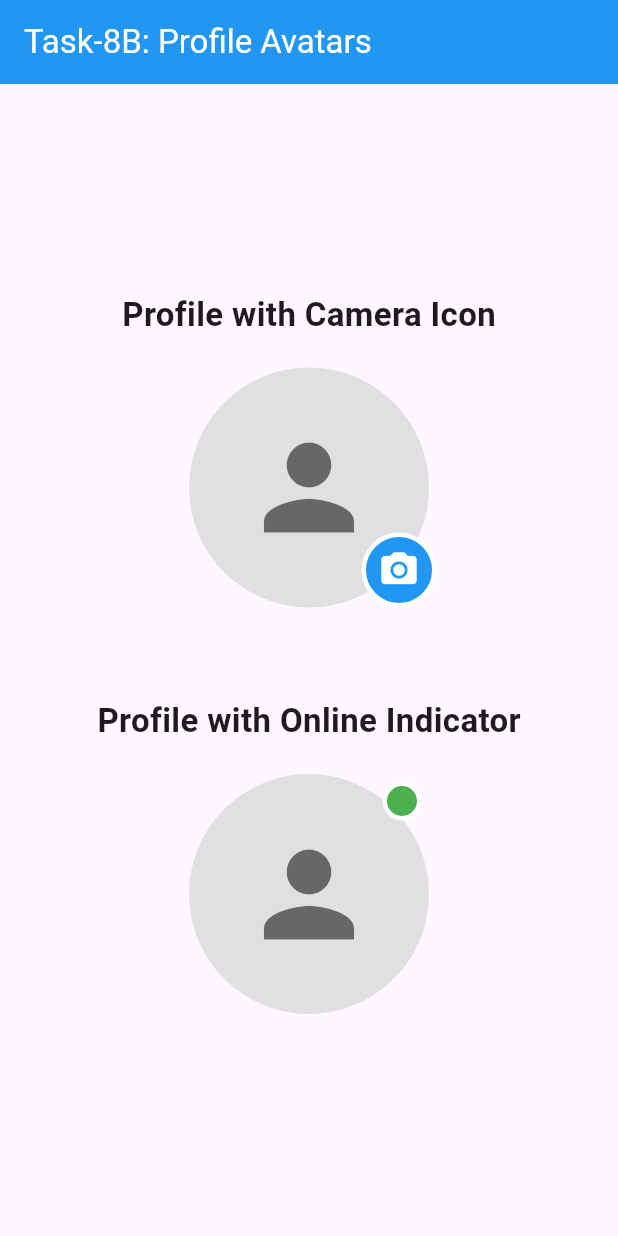
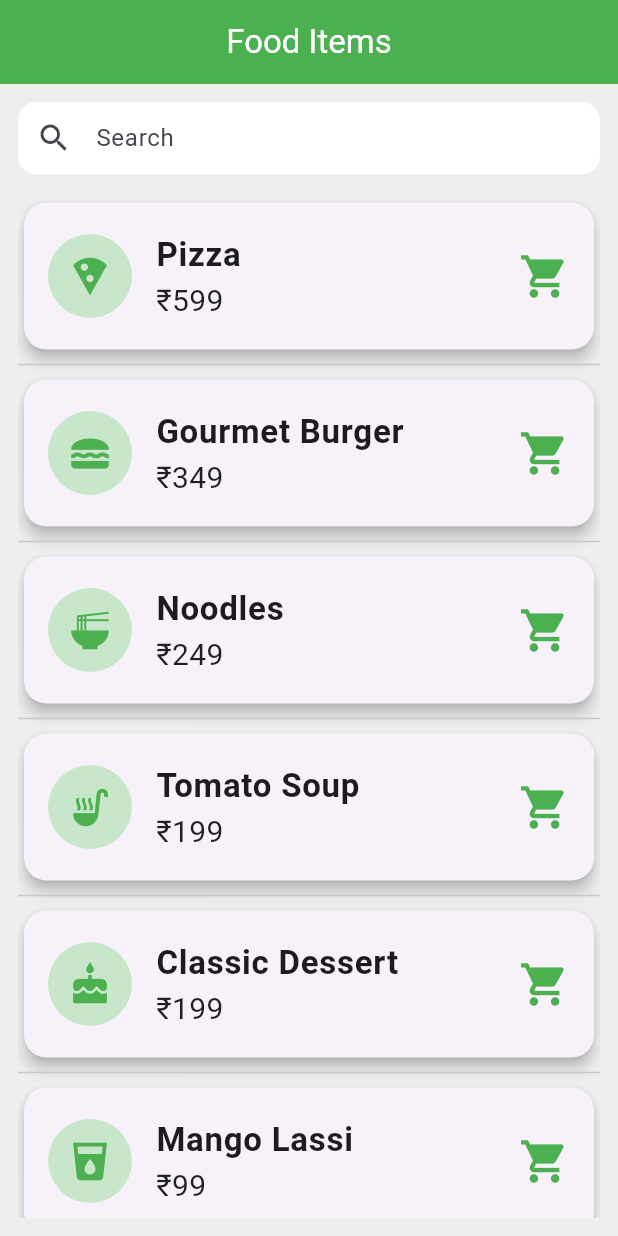
Before and after one commit to ansh-292/Hybrid-AI-App-Development-JOVAC, a Flutter app: the screen it shows after launch, on a phone screen of 412 x 824 dp. Run offline on Flutter 3.47's test engine with Material 3 defaults, Android fonts, the phone set to English and light mode, and no system bars.

Commit message:
Completed JOVAC Task 10 - Food Menu using ListView, Card and ListTile

```diff
--- a/lib/main.dart
+++ b/lib/main.dart
@@ -11,135 +11,148 @@ class MyApp extends StatelessWidget {
   Widget build(BuildContext context) {
     return MaterialApp(
       debugShowCheckedModeBanner: false,
-      title: 'Task-8B: Profile Avatars',
+      title: "Food Items",
       theme: ThemeData(
-        primarySwatch: Colors.blue,
+        primarySwatch: Colors.green,
       ),
-      home: const ProfileAvatarScreen(),
+      home: const FoodMenuScreen(),
     );
   }
 }
 
-class ProfileAvatarScreen extends StatelessWidget {
-  const ProfileAvatarScreen({super.key});
+class FoodMenuScreen extends StatelessWidget {
+  const FoodMenuScreen({super.key});
+
+  final List<Map<String, dynamic>> foodItems = const [
+    {
+      "name": "Pizza",
+      "price": "₹599",
+      "icon": Icons.local_pizza,
+    },
+    {
+      "name": "Gourmet Burger",
+      "price": "₹349",
+      "icon": Icons.lunch_dining,
+    },
+    {
+      "name": "Noodles",
+      "price": "₹249",
+      "icon": Icons.ramen_dining,
+    },
+    {
+      "name": "Tomato Soup",
+      "price": "₹199",
+      "icon": Icons.soup_kitchen,
+    },
+    {
+      "name": "Classic Dessert",
+      "price": "₹199",
+      "icon": Icons.cake,
+    },
+    {
+      "name": "Mango Lassi",
+      "price": "₹99",
+      "icon": Icons.local_drink,
+    },
+  ];
 
   @override
   Widget build(BuildContext context) {
     return Scaffold(
+      backgroundColor: Colors.grey.shade200,
+
       appBar: AppBar(
-        title: const Text("Task-8B: Profile Avatars"),
-        backgroundColor: Colors.blue,
+        backgroundColor: Colors.green,
         foregroundColor: Colors.white,
+        title: const Text("Food Items"),
+        centerTitle: true,
       ),
-      body: Center(
-        child: SingleChildScrollView(
-          child: Column(
-            children: [
-              const SizedBox(height: 20),
 
-              const Text(
-                "Profile with Camera Icon",
-                style: TextStyle(
-                  fontSize: 22,
-                  fontWeight: FontWeight.bold,
+      body: Padding(
+        padding: const EdgeInsets.all(12),
+
+        child: Column(
+          children: [
+
+            Container(
+              padding: const EdgeInsets.symmetric(horizontal: 12),
+              decoration: BoxDecoration(
+                color: Colors.white,
+                borderRadius: BorderRadius.circular(12),
+              ),
+              child: const TextField(
+                decoration: InputDecoration(
+                  icon: Icon(Icons.search),
+                  hintText: "Search",
+                  border: InputBorder.none,
                 ),
               ),
+            ),
 
-              const SizedBox(height: 20),
+            const SizedBox(height: 15),
 
-              Row(
-                mainAxisAlignment: MainAxisAlignment.center,
-                children: [
-                  Stack(
-                    clipBehavior: Clip.none,
-                    children: [
-                      const CircleAvatar(
-                        radius: 80,
-                        backgroundColor: Color(0xFFE0E0E0),
+            Expanded(
+              child: ListView.separated(
+
+                itemCount: foodItems.length,
+
+                separatorBuilder: (context, index) =>
+                    const Divider(height: 12),
+
+                itemBuilder: (context, index) {
+
+                  final item = foodItems[index];
+
+                  return Card(
+                    elevation: 4,
+                    shape: RoundedRectangleBorder(
+                      borderRadius: BorderRadius.circular(15),
+                    ),
+
+                    child: ListTile(
+
+                      contentPadding: const EdgeInsets.symmetric(
+                        horizontal: 16,
+                        vertical: 10,
+                      ),
+
+                      leading: CircleAvatar(
+                        radius: 28,
+                        backgroundColor: Colors.green.shade100,
                         child: Icon(
-                          Icons.person,
-                          size: 90,
-                          color: Colors.black54,
+                          item["icon"],
+                          color: Colors.green,
+                          size: 30,
                         ),
                       ),
 
-                      Positioned(
-                        bottom: 0,
-                        right: -5,
-                        child: Container(
-                          padding: const EdgeInsets.all(8),
-                          decoration: BoxDecoration(
-                            color: Colors.blue,
-                            shape: BoxShape.circle,
-                            border: Border.all(
-                              color: Colors.white,
-                              width: 3,
-                            ),
-                          ),
-                          child: const Icon(
-                            Icons.camera_alt,
-                            color: Colors.white,
-                            size: 28,
-                          ),
-                        ),
-                      ),
-                    ],
-                  ),
-                ],
-              ),
-
-              const SizedBox(height: 60),
-
-              const Text(
-                "Profile with Online Indicator",
-                style: TextStyle(
-                  fontSize: 22,
-                  fontWeight: FontWeight.bold,
-                ),
-              ),
-
-              const SizedBox(height: 20),
-
-              Row(
-                mainAxisAlignment: MainAxisAlignment.center,
-                children: [
-                  Stack(
-                    clipBehavior: Clip.none,
-                    children: [
-                      const CircleAvatar(
-                        radius: 80,
-                        backgroundColor: Color(0xFFE0E0E0),
-                        child: Icon(
-                          Icons.person,
-                          size: 90,
-                          color: Colors.black54,
+                      title: Text(
+                        item["name"],
+                        style: const TextStyle(
+                          fontSize: 22,
+                          fontWeight: FontWeight.bold,
                         ),
                       ),
 
-                      Positioned(
-                        top: 5,
-                        right: 5,
-                        child: Container(
-                          width: 26,
-                          height: 26,
-                          decoration: BoxDecoration(
-                            color: Colors.green,
-                            shape: BoxShape.circle,
-                            border: Border.all(
-                              color: Colors.white,
-                              width: 3,
-                            ),
-                          ),
+                      subtitle: Text(
+                        item["price"],
+                        style: const TextStyle(
+                          fontSize: 20,
+                          color: Colors.black87,
                         ),
                       ),
-                    ],
-                  ),
-                ],
+
+                      trailing: const Icon(
+                        Icons.shopping_cart,
+                        color: Colors.green,
+                        size: 34,
+                      ),
+                    ),
+                  );
+                },
               ),
-
-              const SizedBox(height: 30),
-            ],
-          ),
+            ),
+          ],
         ),
       ),
     );
```
